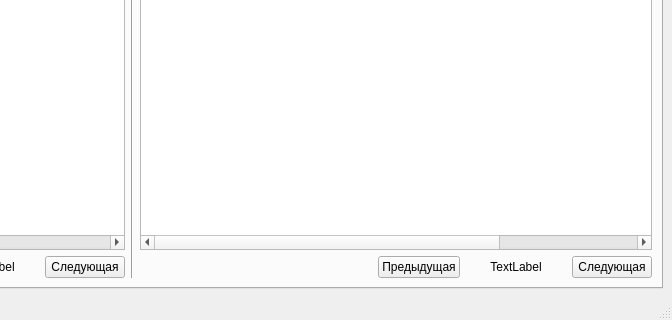
Above: QtDB/mainwindow.ui from iDontKnowMyNickname/-QtDB before the change; both pictures show x 408 to 1080 and y 330 to 650 of the 1080 by 650 pixel window. Below: the same form after it.
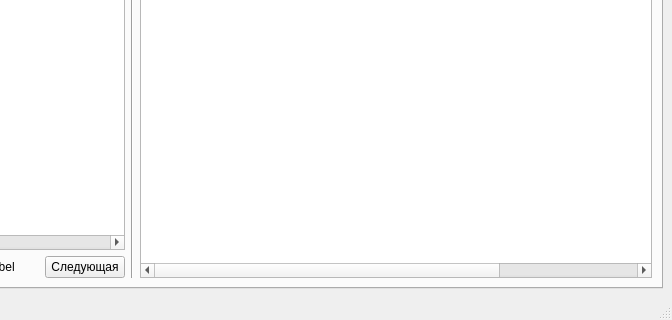
That is the form after the change. The open tabs and pages were chosen to show the change.

```diff
--- a/QtDB/mainwindow.ui
+++ b/QtDB/mainwindow.ui
@@ -944,59 +944,6 @@
               </column>
              </widget>
             </item>
-            <item>
-             <layout class="QHBoxLayout" name="horizontalLayout_6">
-              <item>
-               <spacer name="horizontalSpacer_4">
-                <property name="orientation">
-                 <enum>Qt::Horizontal</enum>
-                </property>
-                <property name="sizeHint" stdset="0">
-                 <size>
-                  <width>40</width>
-                  <height>20</height>
-                 </size>
-                </property>
-               </spacer>
-              </item>
-              <item>
-               <widget class="QPushButton" name="pushButton_2_1_prev">
-                <property name="text">
-                 <string>Предыдущая</string>
-                </property>
-               </widget>
-              </item>
-              <item>
-               <widget class="QLabel" name="page_2_1">
-                <property name="minimumSize">
-                 <size>
-                  <width>100</width>
-                  <height>0</height>
-                 </size>
-                </property>
-                <property name="maximumSize">
-                 <size>
-                  <width>100</width>
-                  <height>16777215</height>
-                 </size>
-                </property>
-                <property name="text">
-                 <string>TextLabel</string>
-                </property>
-                <property name="alignment">
-                 <set>Qt::AlignCenter</set>
-                </property>
-               </widget>
-              </item>
-              <item>
-               <widget class="QPushButton" name="pushButton_2_1_next">
-                <property name="text">
-                 <string>Следующая</string>
-                </property>
-               </widget>
-              </item>
-             </layout>
-            </item>
            </layout>
           </item>
          </layout>
```
Left out of the diff: 177 changed lines with no effect on the pictures.
